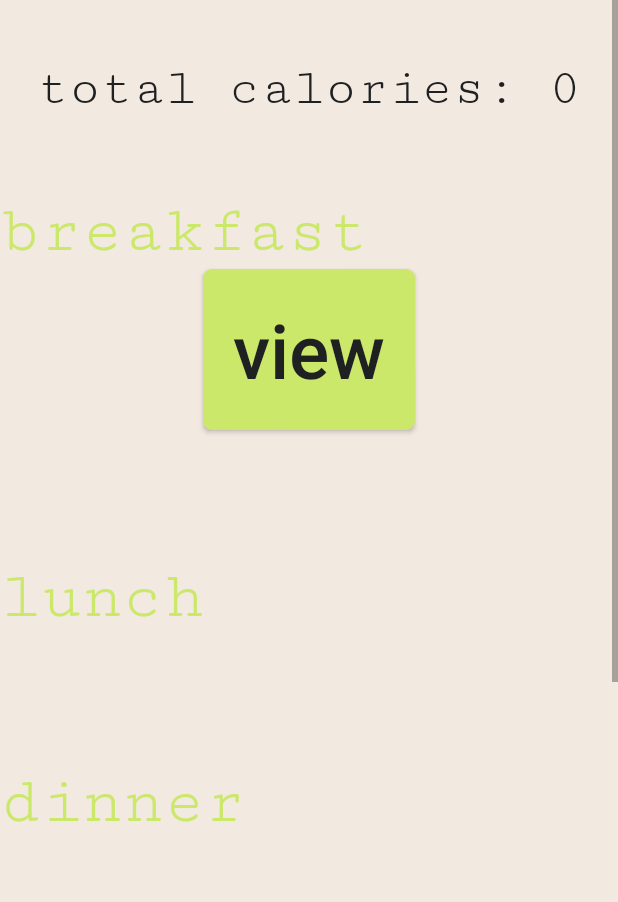
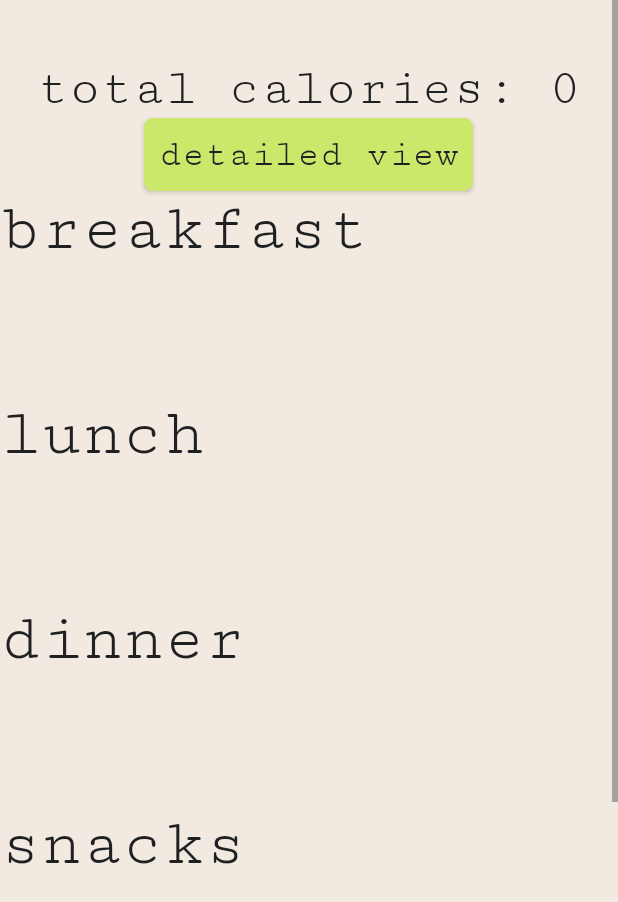
Before and after one commit to meganestra/grub, an Android app: the DiaryActivity screen opened directly, with no data from a screen before it, on a phone screen of 412 x 824 dp, the part 334-1236 px from its top. Run offline under Robolectric (Android 15) with nearby library versions, the phone set to English and light mode, and no system bars; 30 statements that could not run were skipped.

Commit message:
add table styling

```diff
--- a/Grub/app/src/main/java/com/example/user/grub/DiaryActivity.java
+++ b/Grub/app/src/main/java/com/example/user/grub/DiaryActivity.java
@@ -69,6 +69,7 @@ public class DiaryActivity extends AppCompatActivity {
         mSnacksTableTitle = (TextView)findViewById(R.id.table_snacks_title);
         mDiaryTotalCalories = (TextView)findViewById(R.id.diary_total_calories);
         mDetailViewButton = (Button)findViewById(R.id.detail_view_button);
+        mDetailViewButton.setTypeface(myCustomFont);
 
         Intent intent = getIntent();
         Bundle extras = intent.getExtras();
--- a/Grub/app/src/main/res/layout/activity_diary.xml
+++ b/Grub/app/src/main/res/layout/activity_diary.xml
@@ -36,8 +36,20 @@
         android:textColor="@color/colorPrimaryDark"
         android:textSize="35sp"
         android:layout_gravity="center"
+        android:includeFontPadding="true"/>
+
+    <Button
+        android:id="@+id/detail_view_button"
+        android:layout_width="wrap_content"
+        android:layout_height="wrap_content"
+        android:text="detailed view"
+        android:textColor="@color/colorPrimaryDark"
+        android:textSize="25sp"
+        android:layout_gravity="center"
         android:includeFontPadding="true"
-        android:paddingBottom="50sp"/>
+        android:background="@drawable/button_styler"
+        android:textAllCaps="false"
+        android:padding="10dp"/>
 
     <com.example.user.grub.MyCustomTextView
         android:id="@+id/table_breakfast_title"
@@ -45,20 +57,7 @@
         android:layout_height="wrap_content"
         android:text="breakfast"
         android:textSize="45sp"
-        android:textColor="@color/colorAccent"/>
-
-    <Button
-        android:id="@+id/detail_view_button"
-        android:layout_width="wrap_content"
-        android:layout_height="wrap_content"
-        android:text="view"
-        android:textColor="@color/colorPrimaryDark"
-        android:textSize="50sp"
-        android:layout_gravity="center"
-        android:includeFontPadding="true"
-        android:background="@drawable/button_styler"
-        android:textAllCaps="false"
-        android:padding="20dp"/>
+        android:textColor="@color/colorPrimaryDark"/>
 
     <TableLayout
         android:id="@+id/table_breakfast"
@@ -68,7 +67,8 @@
         android:stretchColumns="*"
         android:textAlignment="center"
         android:paddingBottom="30sp">
-        <TableRow>
+        <TableRow
+            android:background="@color/colorAccent">
             <com.example.user.grub.MyCustomTextView android:text="description"
                 android:layout_width="wrap_content"
                 android:layout_column="0"
@@ -98,7 +98,7 @@
         android:layout_height="wrap_content"
         android:text="lunch"
         android:textSize="45sp"
-        android:textColor="@color/colorAccent"/>
+        android:textColor="@color/colorPrimaryDark"/>
 
     <TableLayout
         android:id="@+id/table_lunch"
@@ -109,7 +109,8 @@
         android:textAlignment="center"
         android:paddingBottom="30sp">
 
-    <TableRow>
+    <TableRow
+        android:background="@color/colorAccent">
             <com.example.user.grub.MyCustomTextView android:text="description"
                 android:layout_width="wrap_content"
                 android:layout_column="0"
@@ -138,7 +139,7 @@
         android:layout_height="wrap_content"
         android:text="dinner"
         android:textSize="45sp"
-        android:textColor="@color/colorAccent"/>
+        android:textColor="@color/colorPrimaryDark"/>
 
     <TableLayout
         android:id="@+id/table_dinner"
@@ -149,7 +150,8 @@
         android:textAlignment="center"
         android:paddingBottom="30sp">
 
-    <TableRow>
+    <TableRow
+        android:background="@color/colorAccent">
             <com.example.user.grub.MyCustomTextView android:text="description"
                 android:layout_width="wrap_content"
                 android:layout_column="0"
@@ -178,7 +180,7 @@
         android:layout_height="wrap_content"
         android:text="snacks"
         android:textSize="45sp"
-        android:textColor="@color/colorAccent"/>
+        android:textColor="@color/colorPrimaryDark"/>
 
     <TableLayout
         android:id="@+id/table_snacks"
@@ -189,7 +191,8 @@
         android:textAlignment="center"
         android:paddingBottom="30sp">
 
-    <TableRow>
+    <TableRow
+        android:background="@color/colorAccent">
             <com.example.user.grub.MyCustomTextView android:text="description"
                 android:layout_width="wrap_content"
                 android:layout_column="0"
--- a/Grub/app/src/main/res/values/strings.xml
+++ b/Grub/app/src/main/res/values/strings.xml
@@ -1,7 +1,7 @@
 <resources>
     <string name="app_name">grub</string>
-    <string name="goal">kcal goal</string>
-    <string name="remaining">kcal left</string>
+    <string name="goal">goal</string>
+    <string name="remaining">left</string>
     <string name="add">add</string>
     <string name="ask">ask</string>
     <string name="add_button">add grub</string>
```
Also changed, not shown: Grub/app/src/main/java/com/example/user/grub/ChartDetailActivity.java (+6 -6 lines), Grub/app/src/main/res/layout/activity_diary_detail.xml (+111 -16 lines).
